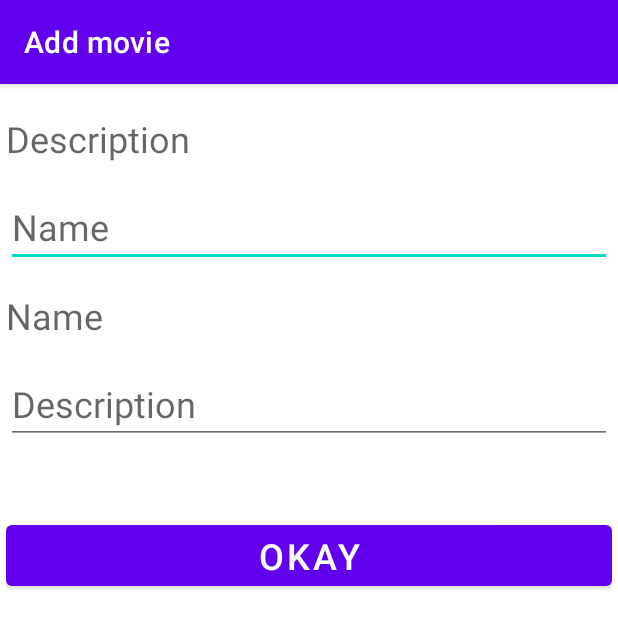
After one commit to morj12/android-guided-projects, an Android app: the AddEditActivity screen opened directly, with no data from a screen before it, on a phone screen of 412 x 824 dp. The commit adds this screen. Shown: the top 628 px of the screen. Run offline under Robolectric (Android 15) with nearby library versions, the phone set to English and light mode, and no system bars; our stand-ins replace Room's generated code, data binding; libraries missing offline, so code that uses them is left out: androidx.databinding.library.

Commit message:
Add CRUD functionality

```diff
--- /dev/null
+++ b/favouritemovies/app/src/main/java/com/example/favourite_movies/AddEditActivity.kt
@@ -0,0 +1,44 @@
+package com.example.favourite_movies
+
+import android.content.Intent
+import androidx.appcompat.app.AppCompatActivity
+import android.os.Bundle
+import android.widget.Toast
+import com.example.favourite_movies.databinding.ActivityAddEditBinding
+import com.example.favourite_movies.model.Movie
+
+class AddEditActivity : AppCompatActivity() {
+
+    private lateinit var binding: ActivityAddEditBinding
+    private lateinit var movie: Movie
+
+    override fun onCreate(savedInstanceState: Bundle?) {
+        super.onCreate(savedInstanceState)
+        binding = ActivityAddEditBinding.inflate(layoutInflater)
+        setContentView(binding.root)
+
+        movie = Movie(0, "", "", 0)
+        binding.movie = movie
+        initOkayButton()
+
+        if (intent.hasExtra("id")) {
+            title = "Edit movie"
+            val movieName = intent.getStringExtra("name")
+            movie.name = movieName!!
+            val movieDescription = intent.getStringExtra("description")
+            movie.description = movieDescription!!
+        } else title = "Add movie"
+    }
+
+    private fun initOkayButton() {
+        binding.btOk.setOnClickListener {
+            if (movie.name.isNotEmpty()) {
+                val intent = Intent()
+                intent.putExtra("name", movie.name)
+                intent.putExtra("description", movie.description)
+                setResult(RESULT_OK, intent)
+                finish()
+            } else Toast.makeText(this, "Movie name can't be empty", Toast.LENGTH_SHORT).show()
+        }
+    }
+}
--- a/favouritemovies/app/src/main/java/com/example/favourite_movies/MovieAdapter.kt
+++ b/favouritemovies/app/src/main/java/com/example/favourite_movies/MovieAdapter.kt
@@ -32,6 +32,7 @@ class MovieAdapter(private val listener: OnItemClickListener): RecyclerView.Adap
     override fun onBindViewHolder(holder: ViewHolder, position: Int) {
         val movie = itemsList[position]
         holder.binding.movie = movie
+        holder.setOnClickListener(movie)
     }
 
     override fun getItemCount() = itemsList.size
--- a/favouritemovies/app/src/main/java/com/example/favourite_movies/viewmodel/MainActivityViewModel.kt
+++ b/favouritemovies/app/src/main/java/com/example/favourite_movies/viewmodel/MainActivityViewModel.kt
@@ -28,7 +28,7 @@ class MainActivityViewModel(application: Application) : AndroidViewModel(applica
         return genreMovies
     }
 
-    fun addNewMovie(movie: Movie) {
+    fun addMovie(movie: Movie) {
         MovieRepository.insertMovie(movie)
     }
 
--- /dev/null
+++ b/favouritemovies/app/src/main/res/layout/activity_add_edit.xml
@@ -0,0 +1,67 @@
+<?xml version="1.0" encoding="utf-8"?>
+
+<layout xmlns:android="http://schemas.android.com/apk/res/android"
+    xmlns:app="http://schemas.android.com/apk/res-auto"
+    xmlns:tools="http://schemas.android.com/tools">
+
+    <data>
+
+        <variable
+            name="movie"
+            type="com.example.favourite_movies.model.Movie" />
+
+    </data>
+
+    <LinearLayout
+        android:layout_width="match_parent"
+        android:layout_height="match_parent"
+        android:orientation="vertical"
+        android:padding="4dp"
+        tools:context=".AddEditActivity">
+
+        <TextView
+            android:id="@+id/tvNameEdit"
+            android:layout_width="match_parent"
+            android:layout_height="wrap_content"
+            android:layout_marginTop="16dp"
+            android:hint="@string/hint_description"
+            android:textSize="24sp" />
+
+        <EditText
+            android:id="@+id/etNameEdit"
+            android:layout_width="match_parent"
+            android:layout_height="wrap_content"
+            android:layout_marginTop="16dp"
+            android:hint="@string/hint_name"
+            android:text="@={movie.name}"
+            android:textSize="24sp" />
+
+        <TextView
+            android:id="@+id/tvDescriptionEdit"
+            android:layout_width="match_parent"
+            android:layout_height="wrap_content"
+            android:layout_marginTop="16dp"
+            android:hint="@string/hint_name"
+            android:textSize="24sp" />
+
+        <EditText
+            android:id="@+id/etDescriptionEdit"
+            android:layout_width="match_parent"
+            android:layout_height="wrap_content"
+            android:layout_marginTop="16dp"
+            android:hint="@string/hint_description"
+            android:text="@={movie.description}"
+            android:textSize="24sp" />
+
+        <Button
+            android:id="@+id/btOk"
+            android:layout_width="match_parent"
+            android:layout_height="wrap_content"
+            android:layout_marginTop="48dp"
+            android:gravity="center"
+            android:text="@string/bt_okay_text"
+            android:textSize="24sp" />
+
+    </LinearLayout>
+
+</layout>
--- a/favouritemovies/app/src/main/res/values/strings.xml
+++ b/favouritemovies/app/src/main/res/values/strings.xml
@@ -1,4 +1,7 @@
 <resources>
     <string name="app_name">favourite-movies</string>
     <string name="action_settings">Settings</string>
+    <string name="hint_name">Name</string>
+    <string name="hint_description">Description</string>
+    <string name="bt_okay_text">Okay</string>
 </resources>
```
Also changed, not shown: favouritemovies/app/src/main/AndroidManifest.xml (+7 -0 lines), favouritemovies/app/src/main/java/com/example/favourite_movies/MainActivity.kt (+56 -6 lines).
